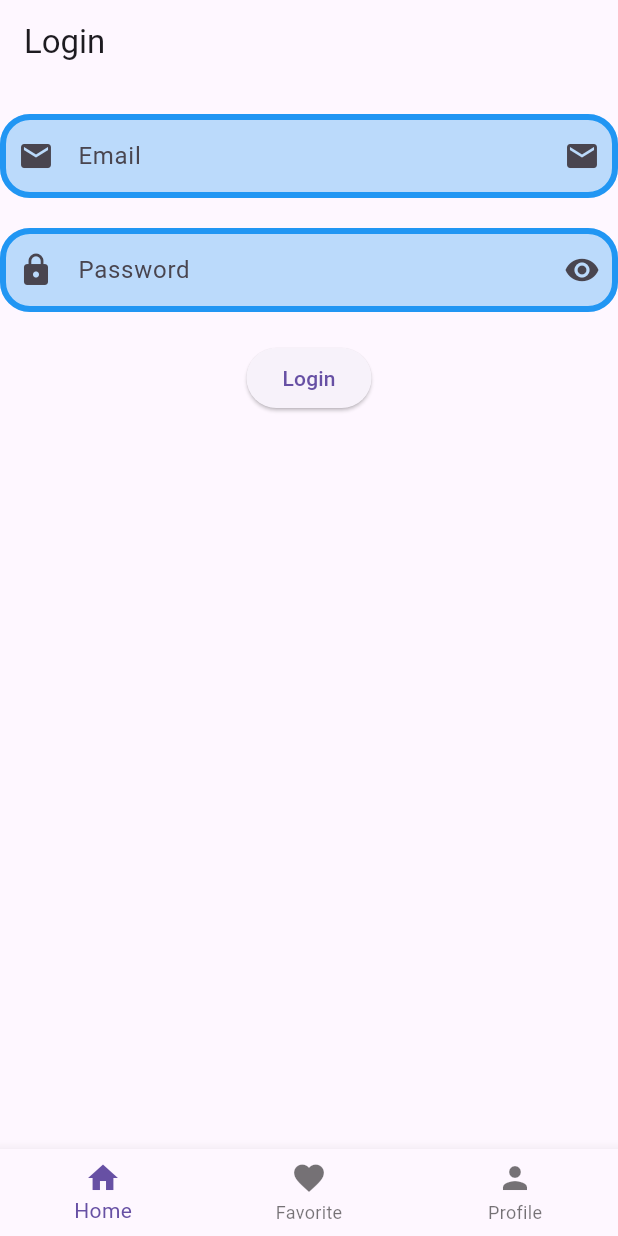
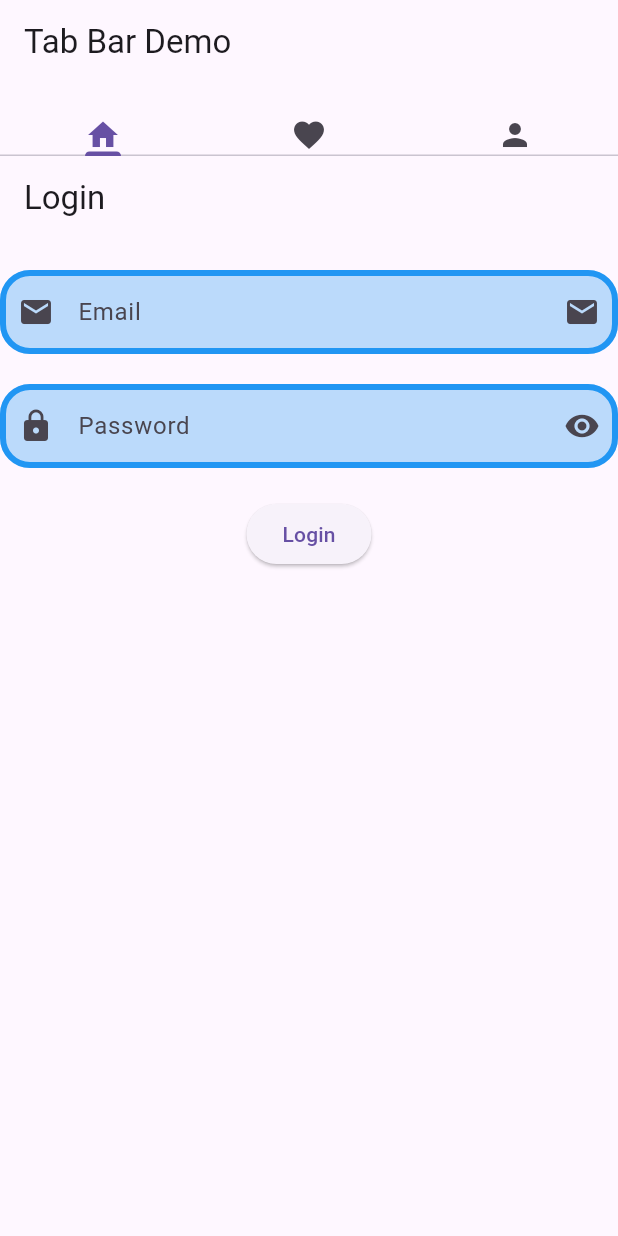
Before and after one commit to MuhammadAliKust/Haseeb-Project, a Flutter app: the screen it shows after launch, on a phone screen of 412 x 824 dp. Run offline on Flutter 3.47's test engine with Material 3 defaults, Android fonts, the phone set to English and light mode, and no system bars; our stand-ins replace smooth_page_indicator, string_validator.

Commit message:
Tabbar Done

```diff
--- a/lib/main.dart
+++ b/lib/main.dart
@@ -1,6 +1,7 @@
 import 'package:flutter/material.dart';
 import 'package:haseeb_project/page_view.dart';
 import 'package:haseeb_project/single_selection.dart';
+import 'package:haseeb_project/tabbar_demo.dart';
 
 import 'bottom_bar.dart';
 import 'dynamic_list_view.dart';
@@ -19,7 +20,7 @@ class MyApp extends StatelessWidget {
   @override
   Widget build(BuildContext context) {
     return MaterialApp(
-      home: BottomBarDemo(),
+      home: TabbarDemoDemo(),
       // home: Scaffold(
       //   appBar: AppBar(
       //     backgroundColor: Colors.blue,
--- /dev/null
+++ b/lib/tabbar_demo.dart
@@ -0,0 +1,26 @@
+import 'package:flutter/material.dart';
+import 'package:haseeb_project/grid_view.dart';
+import 'package:haseeb_project/login.dart';
+import 'package:haseeb_project/page_view.dart';
+
+class TabbarDemoDemo extends StatelessWidget {
+  const TabbarDemoDemo({super.key});
+
+  @override
+  Widget build(BuildContext context) {
+    return DefaultTabController(
+      length: 3,
+      child: Scaffold(
+        appBar: AppBar(
+          title: Text("Tab Bar Demo"),
+          bottom: TabBar(
+            tabs: [Icon(Icons.home), Icon(Icons.favorite), Icon(Icons.person)],
+          ),
+        ),
+        body: TabBarView(
+          children: [LoginView(), GridViewDemo(), PageViewDemo()],
+        ),
+      ),
+    );
+  }
+}
```
